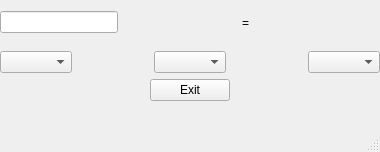
Qt form menu_ui.ui (olafathuman/UnitConverter) before a commit.
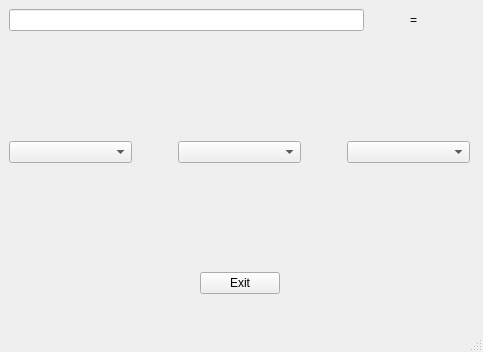
The same form after that commit.

```diff
--- a/menu_ui.ui
+++ b/menu_ui.ui
@@ -6,8 +6,8 @@
    <rect>
     <x>0</x>
     <y>0</y>
-    <width>380</width>
-    <height>152</height>
+    <width>483</width>
+    <height>352</height>
    </rect>
   </property>
   <property name="sizePolicy">
@@ -26,25 +26,28 @@
    <string>Unit Converter</string>
   </property>
   <widget class="QWidget" name="centralwidget">
+   <property name="enabled">
+    <bool>true</bool>
+   </property>
+   <property name="sizePolicy">
+    <sizepolicy hsizetype="Preferred" vsizetype="Preferred">
+     <horstretch>0</horstretch>
+     <verstretch>0</verstretch>
+    </sizepolicy>
+   </property>
+   <property name="minimumSize">
+    <size>
+     <width>479</width>
+     <height>303</height>
+    </size>
+   </property>
    <property name="maximumSize">
     <size>
-     <width>542</width>
-     <height>551</height>
+     <width>479</width>
+     <height>303</height>
     </size>
    </property>
-   <widget class="QWidget" name="verticalLayoutWidget">
-    <property name="geometry">
-     <rect>
-      <x>0</x>
-      <y>0</y>
-      <width>380</width>
-      <height>101</height>
-     </rect>
-    </property>
-    <layout class="QVBoxLayout" name="verticalLayout" stretch="0,0,0">
-     <property name="sizeConstraint">
-      <enum>QLayout::SetMaximumSize</enum>
-     </property>
+   <layout class="QVBoxLayout" name="verticalLayout">
      <item>
       <layout class="QHBoxLayout" name="horizontalLayout">
        <item>
@@ -59,6 +62,9 @@
          <property name="orientation">
           <enum>Qt::Horizontal</enum>
          </property>
+        <property name="sizeType">
+         <enum>QSizePolicy::Fixed</enum>
+        </property>
          <property name="sizeHint" stdset="0">
           <size>
            <width>40</width>
@@ -79,6 +85,9 @@
          <property name="orientation">
           <enum>Qt::Horizontal</enum>
          </property>
+        <property name="sizeType">
+         <enum>QSizePolicy::Fixed</enum>
+        </property>
          <property name="sizeHint" stdset="0">
           <size>
            <width>40</width>
@@ -96,6 +105,19 @@
        </item>
       </layout>
      </item>
+    <item>
+     <spacer name="verticalSpacer_4">
+      <property name="orientation">
+       <enum>Qt::Vertical</enum>
+      </property>
+      <property name="sizeHint" stdset="0">
+       <size>
+        <width>20</width>
+        <height>84</height>
+       </size>
+      </property>
+     </spacer>
+    </item>
      <item>
       <layout class="QHBoxLayout" name="horizontalLayout_2">
        <item>
@@ -106,6 +128,9 @@
          <property name="orientation">
           <enum>Qt::Horizontal</enum>
          </property>
+        <property name="sizeType">
+         <enum>QSizePolicy::Fixed</enum>
+        </property>
          <property name="sizeHint" stdset="0">
           <size>
            <width>40</width>
@@ -122,6 +147,9 @@
          <property name="orientation">
           <enum>Qt::Horizontal</enum>
          </property>
+        <property name="sizeType">
+         <enum>QSizePolicy::Fixed</enum>
+        </property>
          <property name="sizeHint" stdset="0">
           <size>
            <width>40</width>
@@ -131,10 +159,30 @@
         </spacer>
        </item>
        <item>
-        <widget class="QComboBox" name="toBox"/>
+       <widget class="QComboBox" name="toBox">
+        <property name="sizePolicy">
+         <sizepolicy hsizetype="Preferred" vsizetype="Fixed">
+          <horstretch>0</horstretch>
+          <verstretch>0</verstretch>
+         </sizepolicy>
+        </property>
+       </widget>
        </item>
       </layout>
      </item>
+    <item>
+     <spacer name="verticalSpacer_3">
+      <property name="orientation">
+       <enum>Qt::Vertical</enum>
+      </property>
+      <property name="sizeHint" stdset="0">
+       <size>
+        <width>20</width>
+        <height>40</height>
+       </size>
+      </property>
+     </spacer>
+    </item>
      <item>
       <layout class="QHBoxLayout" name="horizontalLayout_3">
        <item>
@@ -151,7 +199,7 @@
         </spacer>
        </item>
        <item>
-        <widget class="QPushButton" name="exitbutton">
+       <widget class="QPushButton" name="exitButton">
          <property name="text">
           <string>Exit</string>
          </property>
@@ -174,13 +222,12 @@
      </item>
     </layout>
    </widget>
-  </widget>
   <widget class="QMenuBar" name="menubar">
    <property name="geometry">
     <rect>
      <x>0</x>
      <y>0</y>
-     <width>380</width>
+     <width>483</width>
      <height>27</height>
     </rect>
    </property>
```
Lines whose indentation alone changed are shown as unchanged.
